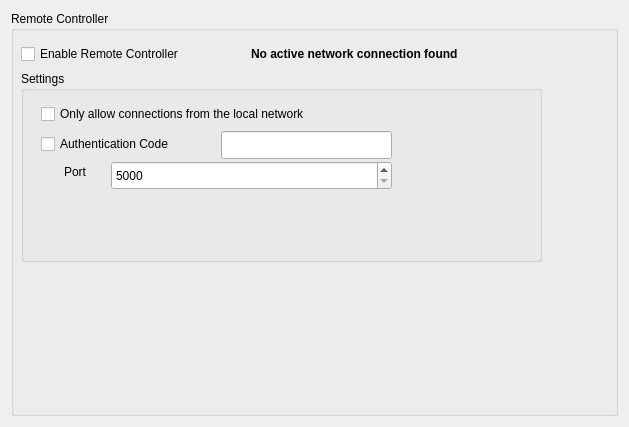
Old version of the form src/settings/remotecontrollersettingspage.ui in the repository jacktolmie/strawberry_remote.
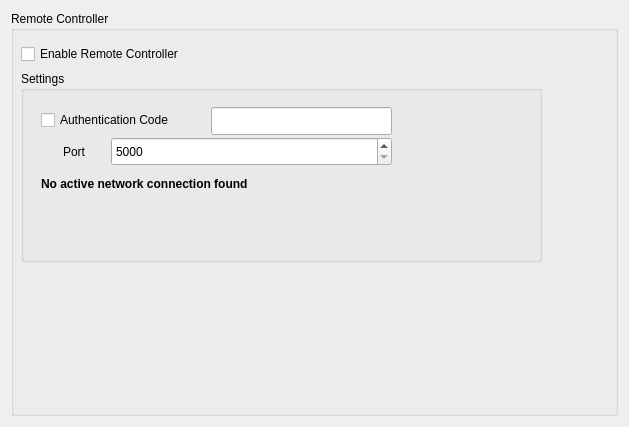
New version of the form.

The edit to the form file:
```diff
--- a/src/settings/remotecontrollersettingspage.ui
+++ b/src/settings/remotecontrollersettingspage.ui
@@ -59,8 +59,8 @@
       <widget class="QLabel" name="port">
        <property name="geometry">
         <rect>
-         <x>43</x>
-         <y>90</y>
+         <x>42</x>
+         <y>70</y>
          <width>31</width>
          <height>21</height>
         </rect>
@@ -73,7 +73,7 @@
        <property name="geometry">
         <rect>
          <x>90</x>
-         <y>90</y>
+         <y>66</y>
          <width>281</width>
          <height>29</height>
         </rect>
@@ -85,24 +85,11 @@
         <number>10000</number>
        </property>
       </widget>
-      <widget class="QCheckBox" name="localConnection">
+      <widget class="QCheckBox" name="authCodeCkBx">
        <property name="geometry">
         <rect>
          <x>20</x>
-         <y>30</y>
-         <width>361</width>
-         <height>26</height>
-        </rect>
-       </property>
-       <property name="text">
-        <string>Only allow connections from the local network</string>
-       </property>
-      </widget>
-      <widget class="QCheckBox" name="authCode">
-       <property name="geometry">
-        <rect>
-         <x>20</x>
-         <y>60</y>
+         <y>36</y>
          <width>181</width>
          <height>26</height>
         </rect>
@@ -111,22 +98,27 @@
         <string>Authentication Code</string>
        </property>
       </widget>
-      <widget class="QLineEdit" name="codeEdit">
+      <widget class="QLineEdit" name="authCodeEdit">
        <property name="geometry">
         <rect>
-         <x>200</x>
-         <y>60</y>
-         <width>171</width>
+         <x>190</x>
+         <y>36</y>
+         <width>181</width>
          <height>28</height>
         </rect>
        </property>
-      </widget>
+       <property name="accessibleName">
+        <string extracomment="Connection Password"/>
+       </property>
+       <property name="accessibleDescription">
+        <string extracomment="Add password to allow connections."/>
+       </property>
      </widget>
      <widget class="QLabel" name="networkNotActive">
       <property name="geometry">
        <rect>
-        <x>240</x>
-        <y>30</y>
+         <x>20</x>
+         <y>100</y>
         <width>291</width>
         <height>26</height>
        </rect>
@@ -608,6 +600,7 @@
       <property name="text">
        <string>No active network connection found</string>
       </property>
+      </widget>
      </widget>
     </widget>
    </item>
```
Lines whose indentation alone changed are shown as unchanged.
